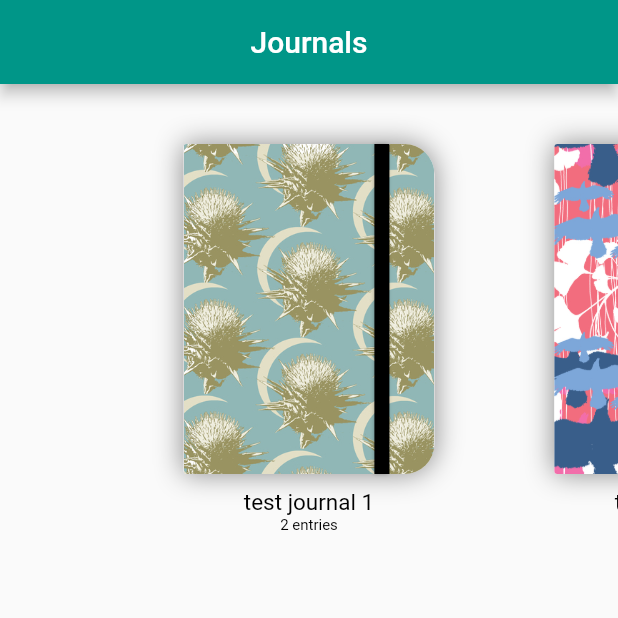
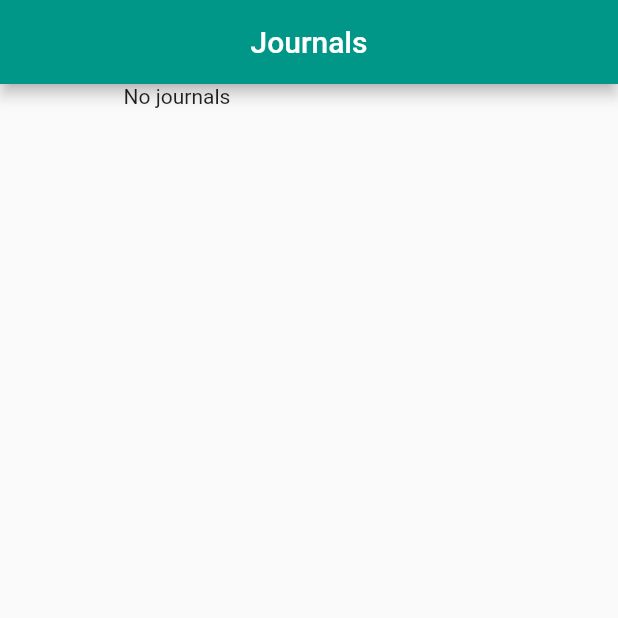
Before and after one commit to Matyko/mylk-flutter, a Flutter app: the JournalsScreen screen opened directly, on a phone screen of 412 x 824 dp, the top half of it. Run offline on Flutter 3.47's test engine with Material 2 defaults, Android fonts, the phone set to English and light mode, and no system bars; our stand-ins replace font_awesome_flutter, sqflite; missing offline and left inert: linked_scroll_controller, unicorndial; accounts and stored records are empty; statements that could not run were skipped.

Commit message:
Update 3

```diff
--- a/lib/bloc/bloc_provider.dart
+++ b/lib/bloc/bloc_provider.dart
@@ -1,16 +1,22 @@
 import 'package:flutter/material.dart';
+import 'package:mylk/bloc/journal_entry_bloc.dart';
 import 'package:mylk/bloc/task_bloc.dart';
+import 'journal_bloc.dart';
 
 class BlocProvider extends InheritedWidget {
   const BlocProvider({
     Key key,
     @required this.taskBloc,
+    @required this.journalBloc,
+    @required this.journalEntryBloc,
     @required Widget child,
-  }) : assert(taskBloc != null),
+  })  : assert(taskBloc != null),
         assert(child != null),
         super(key: key, child: child);
 
   final TaskBloc taskBloc;
+  final JournalBloc journalBloc;
+  final JournalEntryBloc journalEntryBloc;
 
   static BlocProvider of(BuildContext context) {
     return context.dependOnInheritedWidgetOfExactType<BlocProvider>();
--- /dev/null
+++ b/lib/bloc/journal_bloc.dart
@@ -0,0 +1,40 @@
+import 'package:mylk/model/journal_model.dart';
+import 'package:mylk/repository/journal_repository.dart';
+
+
+import 'dart:async';
+
+class JournalBloc {
+  final _journalRepository = JournalRepository();
+  final _journalController = StreamController<List<Journal>>.broadcast();
+  get journals => _journalController.stream;
+  Map<String, dynamic>_query;
+
+  JournalBloc() {
+    getJournals(query: _query);
+  }
+
+  getJournals({Map<String, dynamic> query}) async {
+    _query = query;
+    _journalController.sink.add(await _journalRepository.getAllJournals(query: query));
+  }
+
+  addJournal(Journal journal) async {
+    await _journalRepository.insertJournal(journal);
+    getJournals(query: _query);
+  }
+
+  updateJournal(Journal journal) async {
+    await _journalRepository.updateJournal(journal);
+    getJournals(query: _query);
+  }
+
+  deleteJournalById(int id) async {
+    _journalRepository.deleteJournalById(id);
+    getJournals(query: _query);
+  }
+
+  dispose() {
+    _journalController.close();
+  }
+}
--- a/lib/dao/task_dao.dart
+++ b/lib/dao/task_dao.dart
@@ -7,6 +7,7 @@ class TaskDao {
 
   Future<int> createTask(Task task) async {
     final db = await dbProvider.database;
+    task.createdAt = DateTime.now();
     var result = db.insert(taskTable, task.toDatabaseJson());
     return result;
   }
@@ -35,7 +36,7 @@ class TaskDao {
 
   Future<int> updateTask(Task task) async {
     final db = await dbProvider.database;
-
+    task.modifiedAt = DateTime.now();
     var result = await db.update(taskTable, task.toDatabaseJson(),
         where: "id = ?", whereArgs: [task.id]);
     return result;
--- a/lib/model/journal_entry_model.dart
+++ b/lib/model/journal_entry_model.dart
@@ -1,13 +1,30 @@
-import 'package:mylk/model/task_model.dart';
-
 class JournalEntry {
+  int id;
+  int journalId;
   String title;
   String content;
   DateTime createdAt;
   DateTime modifiedAt;
-  List<Task> tasks;
 
-  JournalEntry(this.title, this.content);
+  JournalEntry({this.id, this.journalId, this.title, this.content, this.createdAt, this.modifiedAt});
+
+  factory JournalEntry.fromDatabaseJson(Map<String, dynamic> data) => JournalEntry(
+      id: data['id'],
+      journalId: data['joutnal_id'],
+      title: data['title'],
+      content: data['content'],
+      createdAt: DateTime.parse(data['created_at']),
+      modifiedAt: data["modified_at"] != null ? DateTime.parse(data['modified_at']) : null,
+  );
+
+  Map<String, dynamic> toDatabaseJson() => {
+    "id": this.id,
+    "joutnal_id": this.journalId,
+    "title": this.title,
+    "content": this.content,
+    "created_at": this.createdAt.toIso8601String(),
+    "modified_at": this.modifiedAt != null ? this.modifiedAt.toIso8601String() : null
+  };
 }
 
 final List<JournalEntry> journalEntries = [];
--- a/lib/model/journal_model.dart
+++ b/lib/model/journal_model.dart
@@ -1,41 +1,28 @@
-import 'package:mylk/model/journal_entry_model.dart';
-
 class Journal {
+  int id;
   String title;
-  List<JournalEntry> journalEntries;
+  String backgroundImage;
   DateTime createdAt;
   DateTime modifiedAt;
-  String backGroundImage;
 
-  Journal(this.title, this.journalEntries, this.backGroundImage);
+  Journal({this.id, this.title, this.backgroundImage, this.createdAt, this.modifiedAt});
+
+  factory Journal.fromDatabaseJson(Map<String, dynamic> data) => Journal(
+      id: data['id'],
+      title: data['title'],
+      backgroundImage: data['background_image'],
+      createdAt: DateTime.parse(data['created_at']),
+      modifiedAt: data["modified_at"] != null ? DateTime.parse(data['modified_at']) : null,
+  );
+
+  Map<String, dynamic> toDatabaseJson() => {
+    "id": this.id,
+    "title": this.title,
+    "background_image": this.backgroundImage,
+    "created_at": this.createdAt.toIso8601String(),
+    "modified_at": this.modifiedAt != null ? this.modifiedAt.toIso8601String() : null
+  };
 }
 
-List<JournalEntry> journalEntries = [
-  JournalEntry(
-      "test journal entry 1",
-      "test content ......"
-  ),
-  JournalEntry(
-      "test journal entry 2",
-      "test content ......"
-  )
-];
 
-
-List<Journal> journals = [
-  Journal(
-      "test journal 1",
-      journalEntries,
-      "bg-1"
-  ),
-  Journal(
-      "test journal 2",
-      journalEntries,
-      "bg-2"
-  ),
-  Journal(
-      "test journal 2",
-      journalEntries,
-      "bg-3"
-  ),
-];
+List<Journal> journals = [];
--- a/lib/model/task_model.dart
+++ b/lib/model/task_model.dart
@@ -6,20 +6,24 @@ class Task {
   DateTime createdAt;
   DateTime modifiedAt;
 
-  Task({this.id, this.title, this.due, this.isDone});
+  Task({this.id, this.title, this.due, this.isDone, this.createdAt, this.modifiedAt});
 
   factory Task.fromDatabaseJson(Map<String, dynamic> data) => Task(
     id: data['id'],
     title: data['title'],
     due: DateTime.parse(data['due']),
-    isDone: data['is_done'] == 0 ? false : true
+    isDone: data['is_done'] == 0 ? false : true,
+    createdAt: DateTime.parse(data['created_at']),
+    modifiedAt: data["modified_at"] != null ? DateTime.parse(data['modified_at']) : null,
   );
 
   Map<String, dynamic> toDatabaseJson() => {
     "id": this.id,
     "title": this.title,
     "due": this.due.toIso8601String(),
-    "is_done": this.isDone == true ? 1 : 0
+    "is_done": this.isDone == true ? 1 : 0,
+    "created_at": this.createdAt.toIso8601String(),
+    "modified_at": this.modifiedAt != null ? this.modifiedAt.toIso8601String() : null
   };
 }
 
--- /dev/null
+++ b/lib/repository/journal_entry_repository.dart
@@ -0,0 +1,16 @@
+import 'package:mylk/dao/journal_entry_dao.dart';
+import 'package:mylk/model/journal_entry_model.dart';
+
+class JournalEntryRepository {
+  final taskDao = JournalEntryDao();
+
+  Future getAllJournalEntries({Map<String, dynamic> query}) => taskDao.getJournalEntries(query: query);
+
+  Future insertJournalEntry(JournalEntry task) => taskDao.createJournalEntry(task);
+
+  Future updateJournalEntry(JournalEntry task) => taskDao.updateJournalEntry(task);
+
+  Future deleteJournalEntryById(int id) => taskDao.deleteJournalEntry(id);
+
+  Future deleteAllJournalEntries() => taskDao.deleteAllJournalEntries();
+}
--- /dev/null
+++ b/lib/repository/journal_repository.dart
@@ -0,0 +1,16 @@
+import 'package:mylk/dao/journal_dao.dart';
+import 'package:mylk/model/journal_model.dart';
+
+class JournalRepository {
+  final taskDao = JournalDao();
+
+  Future getAllJournals({Map<String, dynamic> query}) => taskDao.getJournals(query: query);
+
+  Future insertJournal(Journal task) => taskDao.createJournal(task);
+
+  Future updateJournal(Journal task) => taskDao.updateJournal(task);
+
+  Future deleteJournalById(int id) => taskDao.deleteJournal(id);
+
+  Future deleteAllJournals() => taskDao.deleteAllJournals();
+}
--- a/lib/widgets/journal_carousel.dart
+++ b/lib/widgets/journal_carousel.dart
@@ -1,5 +1,8 @@
 import 'package:flutter/material.dart';
 import 'package:linked_scroll_controller/linked_scroll_controller.dart';
+import 'package:mylk/bloc/bloc_provider.dart';
+import 'package:mylk/bloc/journal_bloc.dart';
+import 'package:mylk/bloc/journal_entry_bloc.dart';
 import 'package:mylk/model/journal_model.dart';
 import 'package:mylk/screens/journal_screen.dart';
 
@@ -12,6 +15,8 @@ class _JournalCarouselState extends State<JournalCarousel> {
   LinkedScrollControllerGroup _controllers;
   ScrollController _journalScrollController;
   ScrollController _entryGroupsScrollController;
+  JournalBloc _journalBloc;
+  JournalEntryBloc _journalEntryBloc;
 
   @override
   void initState() {
@@ -31,50 +36,57 @@ class _JournalCarouselState extends State<JournalCarousel> {
   @override
   Widget build(BuildContext context) {
     final double offset = MediaQuery.of(context).size.width * 0.2;
+    _journalBloc = BlocProvider.of(context).journalBloc;
+    _journalEntryBloc = BlocProvider.of(context).journalEntryBloc;
+    _journalBloc.getJournals();
     return Column(
       children: <Widget>[
         Container(
             height: 300.0,
-          child: ListView.builder(
-              controller: _journalScrollController,
-              padding: EdgeInsets.symmetric(horizontal: offset),
-              scrollDirection: Axis.horizontal,
-              itemCount: journals.length,
-              itemBuilder: (BuildContext context, int index) {
-                Journal journal = journals[index];
-                return GestureDetector (
+            child: StreamBuilder(
+                stream: _journalBloc.journals,
+                builder: (BuildContext context,
+                    AsyncSnapshot<List<Journal>> snapshot) {
+                  List<Widget> list = new List<Widget>();
+                  if (snapshot != null &&
+                      snapshot.data != null &&
+                      snapshot.data.length != 0) {
+                    snapshot.data.forEach((journal) {
+                      list.add(GestureDetector(
                         onTap: () => Navigator.push(
                             context,
                             MaterialPageRoute(
-                      builder: (_) => JournalScreen(
-                        journal
-                      )
-                    )
-                  ),
+                                builder: (_) => JournalScreen(journal))),
                         child: Container(
-                      width: MediaQuery.of(context).size.width - offset * 2,
+                            width:
+                                MediaQuery.of(context).size.width - offset * 2,
+                            height: 300.0,
                             child: Stack(
                               children: <Widget>[
                                 Hero(
-                            tag: journal.backGroundImage,
+                                  tag: journal.id,
                                   child: Container(
                                     margin: EdgeInsets.all(40.0),
                                     decoration: BoxDecoration(
                                         color: Colors.white,
                                         boxShadow: [
                                           new BoxShadow(
-                                        color: Colors.black45, blurRadius: 15.0)
+                                              color: Colors.black45,
+                                              blurRadius: 15.0)
                                         ],
                                         image: DecorationImage(
-                                      image: AssetImage("assets/images/${journal.backGroundImage}.jpg"),
+                                            image: AssetImage(
+                                                "assets/images/${journal.backgroundImage}.jpg"),
                                             fit: BoxFit.cover),
                                         borderRadius: BorderRadius.only(
                                             topLeft: Radius.circular(2.0),
                                             bottomLeft: Radius.circular(2.0),
                                             topRight: Radius.circular(20.0),
-                                      bottomRight: Radius.circular(20.0))),
+                                            bottomRight:
+                                                Radius.circular(20.0))),
                                     child: Row(
-                                crossAxisAlignment: CrossAxisAlignment.stretch,
+                                      crossAxisAlignment:
+                                          CrossAxisAlignment.stretch,
                                       mainAxisAlignment: MainAxisAlignment.end,
                                       children: <Widget>[
                                         Container(
@@ -84,7 +96,8 @@ class _JournalCarouselState extends State<JournalCarousel> {
                                               color: Colors.black,
                                               boxShadow: [
                                                 new BoxShadow(
-                                              color: Colors.black26, blurRadius: 1.5)
+                                                    color: Colors.black26,
+                                                    blurRadius: 1.5)
                                               ]),
                                         )
                                       ],
@@ -93,20 +106,29 @@ class _JournalCarouselState extends State<JournalCarousel> {
                                 ),
                                 Align(
                                     alignment: Alignment.bottomCenter,
-                            child:
-                              Column(
+                                    child: Column(
                                       mainAxisAlignment: MainAxisAlignment.end,
                                       children: <Widget>[
-                                  Text(journal.title, style: TextStyle(color: Colors.black, fontSize: 15.0)),
-                                  Text('${journal.journalEntries != null ? journal.journalEntries.length : 0} entries', style: TextStyle(color: Colors.black, fontSize: 10.0)),
+                                        Text(journal.title,
+                                            style: TextStyle(
+                                                color: Colors.black,
+                                                fontSize: 15.0))
                                       ],
-                              )
-                          )
+                                    ))
                               ],
                             )),
+                      ));
+                    });
+                  } else {
+                    list.add(Text("No journals"));
+                  }
+                  return ListView(
+                    controller: _journalScrollController,
+                    padding: EdgeInsets.symmetric(horizontal: offset),
+                    scrollDirection: Axis.horizontal,
+                    children: list,
                   );
-              }),
-        ),
+                })),
       ],
     );
   }
--- a/lib/widgets/navigation_controller.dart
+++ b/lib/widgets/navigation_controller.dart
@@ -1,6 +1,7 @@
 import 'package:flutter/material.dart';
 import 'package:font_awesome_flutter/font_awesome_flutter.dart';
 import 'package:mylk/screens/home_screen.dart';
+import 'package:mylk/screens/journal_form_screen.dart';
 import 'package:mylk/screens/journals_screen.dart';
 import 'package:mylk/screens/task_form_screen.dart';
 import 'package:mylk/screens/tasks_screen.dart';
@@ -76,7 +77,10 @@ class _NavigationControllerState
                 heroTag: null,
                 mini: true,
                 child: FaIcon(FontAwesomeIcons.book),
-                onPressed: () {},
+                onPressed: () => Navigator.push(
+                    context,
+                    MaterialPageRoute(
+                        builder: (_) => JournalFormSceen(null))),
               ),
             )
           ],
--- a/lib/widgets/task_list.dart
+++ b/lib/widgets/task_list.dart
@@ -28,7 +28,6 @@ class _TaskListState extends State<TaskList> {
       String month = widget.date.month < 10 ? "0" + widget.date.month.toString() : widget.date.month.toString();
       String day = widget.date.day < 10 ? "0" + widget.date.day.toString() : widget.date.day.toString();
       String dateString = [year, month, day].join("-");
-      print(dateString);
       taskBloc.getTasks(query: {
         "where": "due like ?",
         "args": ["%$dateString%"]
```
Also changed, not shown: lib/bloc/journal_entry_bloc.dart (added, +40 -0 lines), lib/dao/journal_dao.dart (added, +57 -0 lines), lib/dao/journal_entry_dao.dart (added, +57 -0 lines), lib/database/database.dart (+21 -0 lines), lib/main.dart (+7 -1 lines), lib/screens/journal_form_screen.dart (added, +139 -0 lines), lib/screens/journal_screen.dart (+23 -3 lines), lib/screens/task_form_screen.dart (+27 -23 lines), lib/widgets/imagePicker.dart (added, +74 -0 lines). Lines whose indentation alone changed are shown as unchanged.
